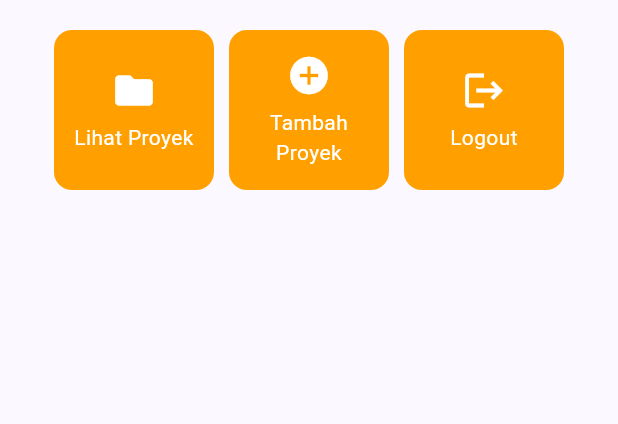
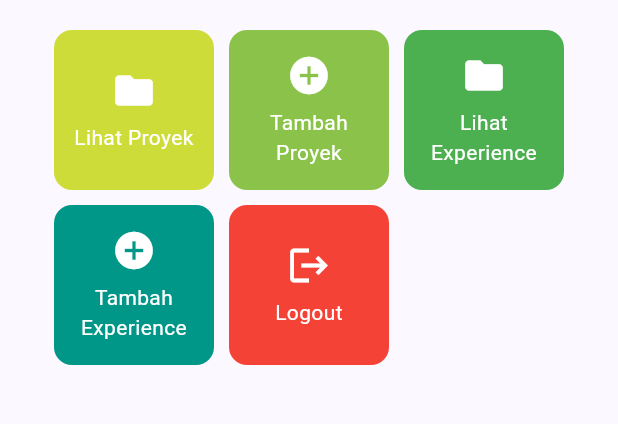
Before and after one commit to SamuelHagantaSurbakti/myportofolio_mobile, a Flutter app: the screen it shows after launch, on a phone screen of 412 x 824 dp, the part 387-811 px from its top. Run offline on Flutter 3.47's test engine with Material 3 defaults, Android fonts, the phone set to English and light mode, and no system bars.

Commit message:
feat: Menyelesaikan Tugas 7

```diff
--- a/lib/menu.dart
+++ b/lib/menu.dart
@@ -8,9 +8,11 @@ class MyHomePage extends StatelessWidget {
   final String kelas = "PBP D";
 
   final List<ItemHomepage> items = [
-    ItemHomepage("Lihat Proyek", Icons.folder),
-    ItemHomepage("Tambah Proyek", Icons.add_circle),
-    ItemHomepage("Logout", Icons.logout),
+    ItemHomepage("Lihat Proyek", Icons.folder, Colors.lime),
+    ItemHomepage("Tambah Proyek", Icons.add_circle, Colors.lightGreen),
+    ItemHomepage("Lihat Experience", Icons.folder, Colors.green),
+    ItemHomepage("Tambah Experience", Icons.add_circle, Colors.teal),
+    ItemHomepage("Logout", Icons.logout, Colors.red),
   ];
 
   @override
@@ -26,12 +28,12 @@ class MyHomePage extends StatelessWidget {
         backgroundColor: Theme.of(context).colorScheme.primary,
       ),
       // Body halaman utama dengan padding di sekelilingnya.
-      body: Padding(
+      body: SingleChildScrollView(
+        child: Padding(
           padding: const EdgeInsets.all(16.0),
           child: Column(
             crossAxisAlignment: CrossAxisAlignment.center,
             children: [
-            // Baris horizontal untuk menampilkan 3 InfoCard secara sejajar.
               Row(
                 mainAxisAlignment: MainAxisAlignment.spaceEvenly,
                 children: [
@@ -43,38 +45,27 @@ class MyHomePage extends StatelessWidget {
 
               const SizedBox(height: 16.0),
 
-            // Bagian tengah: pesan sambutan dan kisi tombol menu portofolio.
-            Center(
-              child: Column(
-                children: [
               const Padding(
                 padding: EdgeInsets.only(top: 16.0),
                 child: Text(
                   'Selamat datang di MyPortfolio Mobile!',
-                      style: TextStyle(
-                        fontWeight: FontWeight.bold,
-                        fontSize: 18.0,
-                      ),
+                  style: TextStyle(fontWeight: FontWeight.bold, fontSize: 18.0),
                 ),
               ),
 
-                  // GridView menampilkan kartu tombol dalam tata letak kisi 3 kolom.
-                  GridView.count(
-                    primary: true,
+              GridView.extent(
+                maxCrossAxisExtent: 150, // lebar kartu maksimal 150
                 padding: const EdgeInsets.all(20),
                 crossAxisSpacing: 10,
                 mainAxisSpacing: 10,
-                    crossAxisCount: 3,
-                    // shrinkWrap agar ukuran kisi menyesuaikan tinggi konten anak.
                 shrinkWrap: true,
+                physics: const NeverScrollableScrollPhysics(),
                 children: items.map((ItemHomepage item) {
                   return ItemCard(item);
                 }).toList(),
               ),
             ],
           ),
-            ),
-          ],
         ),
       ),
     );
@@ -113,8 +104,9 @@ class InfoCard extends StatelessWidget {
 class ItemHomepage {
   final String name;
   final IconData icon;
+  final Color color;
 
-  ItemHomepage(this.name, this.icon);
+  ItemHomepage(this.name, this.icon, this.color);
 }
 
 class ItemCard extends StatelessWidget {
@@ -126,7 +118,7 @@ class ItemCard extends StatelessWidget {
   Widget build(BuildContext context) {
     return Material(
       // Menggunakan warna sekunder dari skema tema aplikasi.
-      color: Theme.of(context).colorScheme.secondary,
+      color: item.color,
       borderRadius: BorderRadius.circular(12),
       child: InkWell(
         // Aksi ketika kartu ditekan oleh pengguna.
```
Also changed, not shown: 1 other file. Lines whose indentation alone changed are shown as unchanged.
